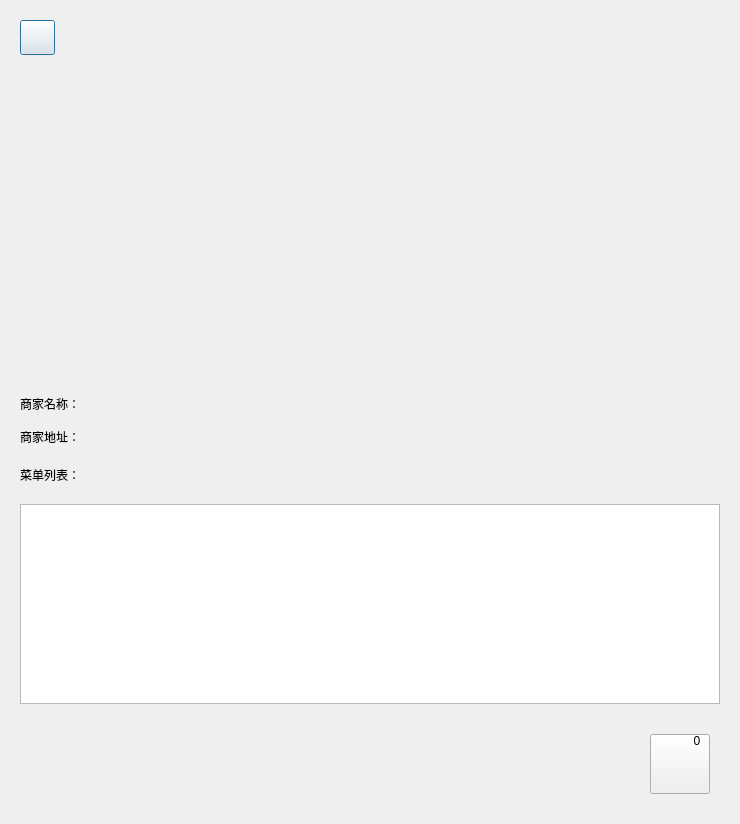
KBchulan/HungerYet, file client/merchantdialog.ui: the form before one commit.
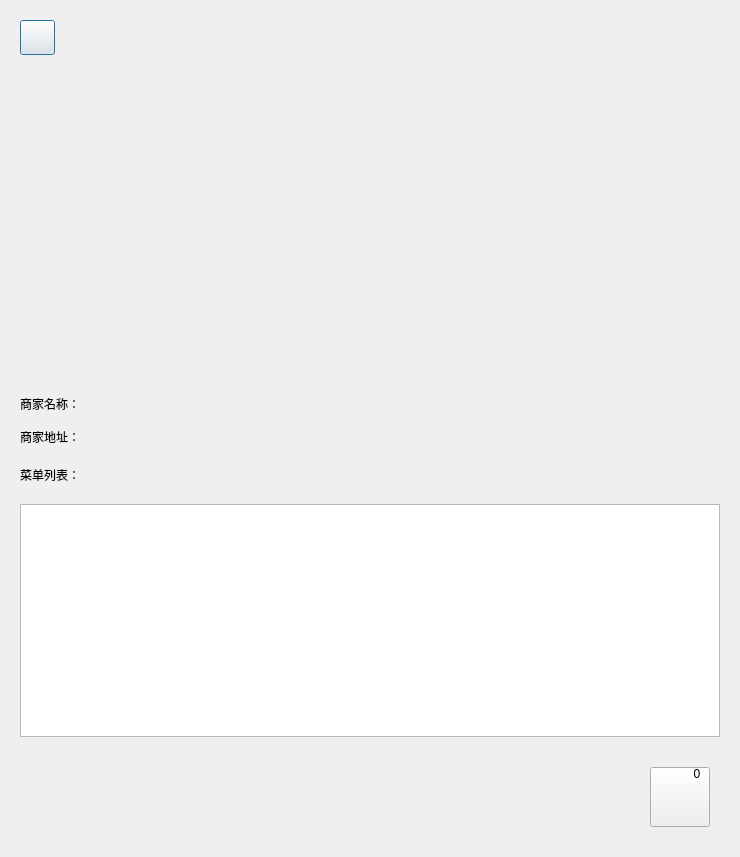
The form after the commit.

```diff
--- a/client/merchantdialog.ui
+++ b/client/merchantdialog.ui
@@ -7,7 +7,7 @@
     <x>0</x>
     <y>0</y>
     <width>740</width>
-    <height>800</height>
+    <height>857</height>
    </rect>
   </property>
   <property name="windowTitle">
```
